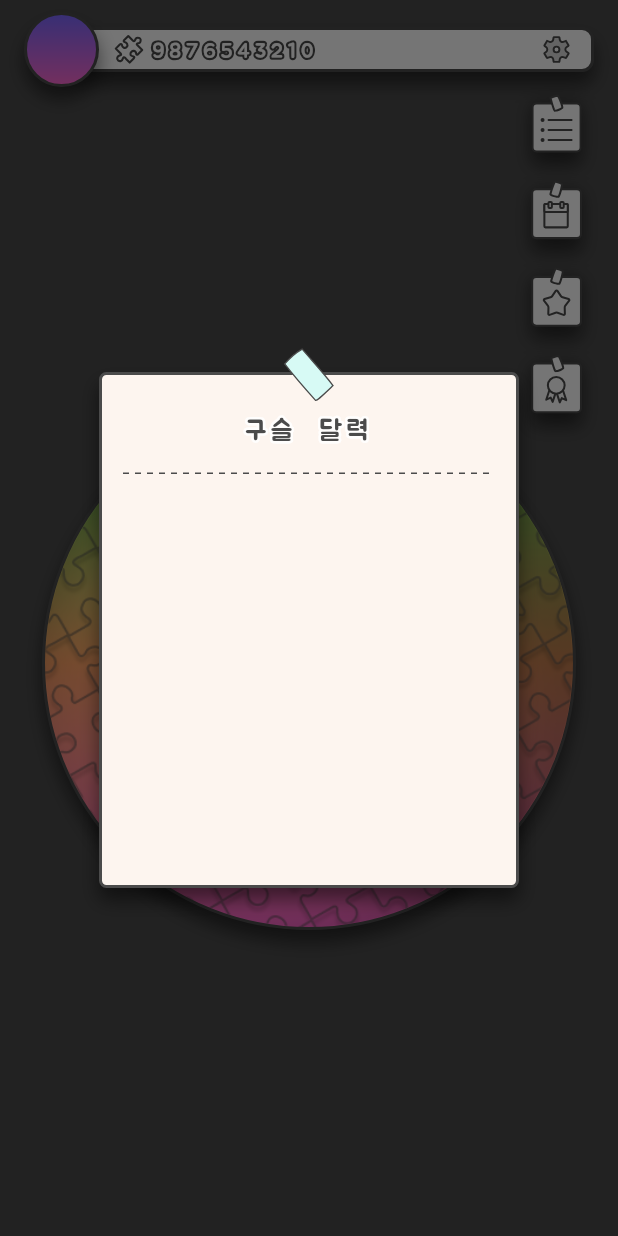
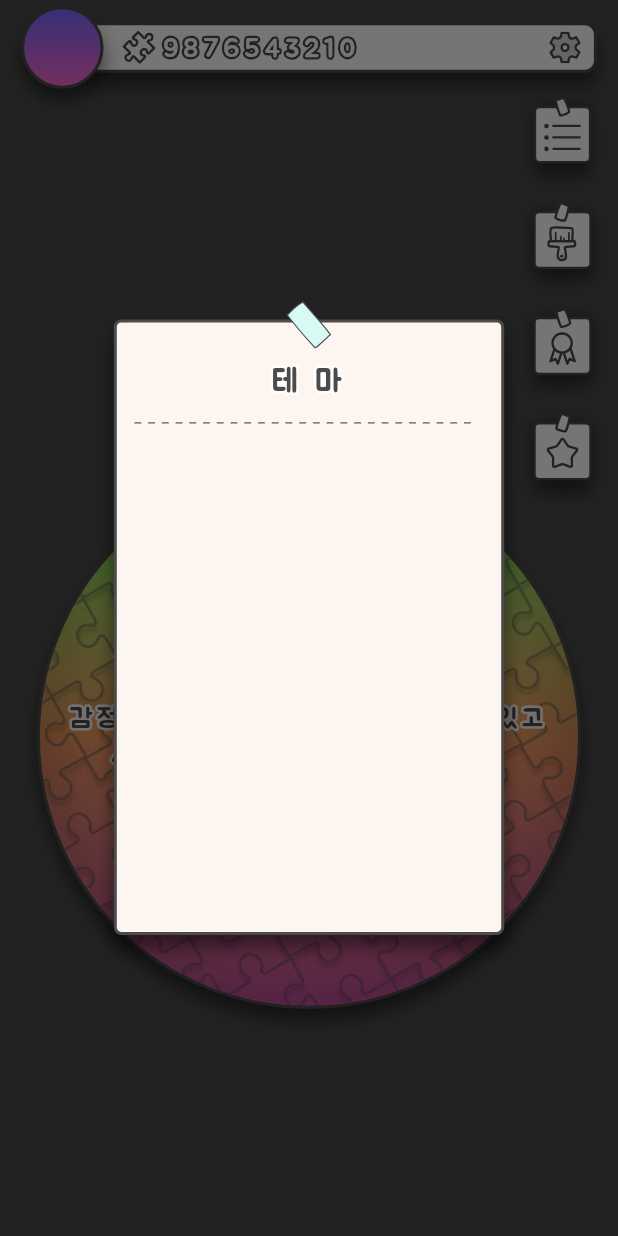
Before and after one commit to lisy0123/puzzleeys_secret_letter, a Flutter app: the screen it shows after launch, after a tap on an icon or button, on a phone screen of 412 x 824 dp. Run offline on Flutter 3.47's test engine with Material 3 defaults, Android fonts, the phone set to English and light mode, and no system bars; our stand-ins replace flutter_screenutil, flutter_svg.

Commit message:
UI Optimization with ScreenUtil

```diff
--- a/lib/component/var_setting.dart
+++ b/lib/component/var_setting.dart
@@ -16,4 +16,13 @@ class VarSetting {
     ColorSetting.colorPink,
   ];
 
+  static const Map<String, String> iconNameLists = {
+    "setting": "설 정",
+    "0": "공 지",
+    "1": "테 마",
+    "2": "업 적",
+    "3": "상 점",
+    "": "감정 퍼즐 구슬",
+  };
+
 }
--- a/lib/main.dart
+++ b/lib/main.dart
@@ -1,9 +1,13 @@
 import 'package:flutter/material.dart';
 import 'package:flutter/services.dart';
+import 'package:flutter_screenutil/flutter_screenutil.dart';
 import 'package:puzzleeys_secret_letter/styles/theme_setting.dart';
 import 'package:puzzleeys_secret_letter/screens/home/home_screen.dart';
 
-void main() {
+void main() async {
+  WidgetsFlutterBinding.ensureInitialized();
+  await SystemChrome.setPreferredOrientations([DeviceOrientation.portraitUp]);
+
   runApp(const MyApp());
 }
 
@@ -12,11 +16,15 @@ class MyApp extends StatelessWidget {
 
   @override
   Widget build(BuildContext context) {
-    SystemChrome.setPreferredOrientations([DeviceOrientation.portraitUp]);
 
-    return MaterialApp(
-      theme: ThemeSetting.themeSetting(),
-      home: HomeScreen(),
+    return ScreenUtilInit(
+      designSize: Size(2340, 1080),
+      builder: (context, child) {
+        return MaterialApp(
+          theme: ThemeSetting.themeSetting(),
+          home: HomeScreen(),
+        );
+      },
     );
   }
 }
--- a/lib/screens/home/home_screen.dart
+++ b/lib/screens/home/home_screen.dart
@@ -1,4 +1,5 @@
 import 'package:flutter/material.dart';
+import 'package:flutter_screenutil/flutter_screenutil.dart';
 import 'package:puzzleeys_secret_letter/styles/color_setting.dart';
 import 'package:puzzleeys_secret_letter/screens/home/world_puzzle_bead.dart';
 import 'package:puzzleeys_secret_letter/screens/home/home_status_bar.dart';
@@ -17,7 +18,7 @@ class HomeScreen extends StatelessWidget {
           SafeArea(
             child: Column(
               children: [
-                SizedBox(height: 8.0),
+                SizedBox(height: 24.0.w),
                 HomeStatusBar(),
                 _buildIcons(context),
               ],
@@ -31,7 +32,7 @@ class HomeScreen extends StatelessWidget {
   Widget _buildIcons(BuildContext context) {
     return Container(
       alignment: Alignment.centerRight,
-      margin: const EdgeInsets.only(top: 4.0, right: 24.0),
+      margin: EdgeInsets.only(top: 24.0.w, right: 100.0.w),
       child: Column(
         crossAxisAlignment: CrossAxisAlignment.center,
         mainAxisAlignment: MainAxisAlignment.spaceBetween,
@@ -40,7 +41,7 @@ class HomeScreen extends StatelessWidget {
             return Column(
               children: [
                 HomeButton(iconName: index.toString()),
-                const SizedBox(height: 18.0),
+                SizedBox(height: 140.0.w),
               ],
             );
           }),
--- a/lib/screens/home/home_status_bar.dart
+++ b/lib/screens/home/home_status_bar.dart
@@ -1,5 +1,6 @@
 import 'package:flutter/material.dart';
 import 'package:flutter_svg/flutter_svg.dart';
+import 'package:flutter_screenutil/flutter_screenutil.dart';
 import 'package:puzzleeys_secret_letter/widgets/box_decoration_setting.dart';
 import 'package:puzzleeys_secret_letter/component/var_setting.dart';
 import 'package:puzzleeys_secret_letter/widgets/home_button.dart';
@@ -24,8 +25,8 @@ class HomeStatusBar extends StatelessWidget {
   Widget _buildMainBarBox(BuildContext context) {
     return Container(
       width: MediaQuery.of(context).size.width,
-      height: 30.0,
-      margin: const EdgeInsets.only(left: 50.0, right: 16.0, top: 10.0),
+      height: 44.0.h,
+      margin: EdgeInsets.only(left: 300.0.w, right: 80.0.w, top: 14.0.h),
       decoration: BoxDecorationSetting.boxDecorationShadowBorder(),
     );
   }
@@ -57,20 +58,20 @@ class HomeStatusBar extends StatelessWidget {
         GestureDetector(
           onTap: () => HomeButton().onTap(context),
           child: Container(
-            margin: const EdgeInsets.only(left: 16.0),
-            width: 50.0,
-            height: 50.0,
+            margin: EdgeInsets.only(left: 80.0.w),
+            width: 72.0.h,
+            height: 72.0.h,
             decoration: BoxDecorationSetting.boxDecorationPuzzleBead(
               gradientColors: myGradientColors,
             ),
           ),
         ),
-        const SizedBox(width: 10.0),
+        SizedBox(width: 16.0.h),
         SvgPicture.asset(
           'assets/imgs/bar_puzzle.svg',
-          height: 20.0,
+          height: 30.0.h,
         ),
-        const SizedBox(width: 4.0),
+        SizedBox(width: 4.0.h),
         TextSetting.textPuzzleNums(
           puzzleNums: VarSetting.puzzleNums,
           context: context,
--- a/lib/screens/home/world_puzzle_bead.dart
+++ b/lib/screens/home/world_puzzle_bead.dart
@@ -1,4 +1,5 @@
 import 'package:flutter/material.dart';
+import 'package:flutter_screenutil/flutter_screenutil.dart';
 import 'package:puzzleeys_secret_letter/screens/puzzle/puzzle_screen.dart';
 import 'package:puzzleeys_secret_letter/widgets/box_decoration_setting.dart';
 import 'package:puzzleeys_secret_letter/component/var_setting.dart';
@@ -27,11 +28,11 @@ class WorldPuzzleBead extends StatelessWidget {
     required List<Color> gradientColors,
     required BuildContext context,
   }) {
-    final double beadSize = MediaQuery.of(context).size.width - 56.0;
+    final double beadSize = MediaQuery.of(context).size.width - 280.0.w;
 
     return Container(
       alignment: Alignment.center,
-      margin: const EdgeInsets.only(top: 60.0),
+      margin: EdgeInsets.only(top: 900.0.w),
       width: beadSize,
       height: beadSize,
       decoration: BoxDecorationSetting.boxDecorationPuzzleBead(
--- a/lib/screens/puzzle/puzzle_global_screen.dart
+++ b/lib/screens/puzzle/puzzle_global_screen.dart
@@ -1,4 +1,5 @@
 import 'package:flutter/material.dart';
+import 'package:flutter_screenutil/flutter_screenutil.dart';
 
 class PuzzleGlobalScreen extends StatefulWidget {
   const PuzzleGlobalScreen({super.key});
@@ -34,7 +35,7 @@ class _PuzzleGlobalScreenState extends State<PuzzleGlobalScreen> {
               offset: offset,
               child: Icon(
                 Icons.favorite,
-                size: 50.0,
+                size: 80.0.h,
               ),
             ),
           ],
--- a/lib/screens/puzzle/puzzle_icons.dart
+++ b/lib/screens/puzzle/puzzle_icons.dart
@@ -1,5 +1,6 @@
 import 'package:flutter/material.dart';
 import 'package:flutter_svg/svg.dart';
+import 'package:flutter_screenutil/flutter_screenutil.dart';
 import 'package:puzzleeys_secret_letter/styles/color_setting.dart';
 import 'package:puzzleeys_secret_letter/widgets/box_decoration_setting.dart';
 
@@ -17,7 +18,7 @@ class PuzzleIcons extends StatelessWidget {
   Widget build(BuildContext context) {
     return Container(
       alignment: Alignment.centerLeft,
-      margin: const EdgeInsets.only(top: 4.0, left: 70.0),
+      margin: EdgeInsets.only(top: 24.0.w, left: 400.0.w),
       child: Stack(
         children: [
           _buildBackGround(),
@@ -32,7 +33,7 @@ class PuzzleIcons extends StatelessWidget {
       decoration: BoxDecorationSetting.boxDecorationIcon(),
       child: SvgPicture.asset(
         'assets/imgs/navigation_bar.svg',
-        height: 48.0,
+        height: 66.0.h,
       ),
     );
   }
@@ -42,23 +43,23 @@ class PuzzleIcons extends StatelessWidget {
       onTap: () => Navigator.pop(context),
       child: SvgPicture.asset(
         'assets/imgs/icon_home.svg',
-        height: 22.0,
+        height: 30.0.h,
       ),
     );
   }
 
   Widget _buildIconRow(BuildContext context) {
-    const List<double> iconHeight = [22.0, 24.0, 28.0];
+    final List<double> iconHeight = [30.0.h, 32.0.h, 34.0.h];
 
     return Container(
-      margin: const EdgeInsets.only(top: 14.0, left: 14.0),
+      margin: EdgeInsets.only(top: 22.0.h, left: 20.0.h),
       child: Row(
         children: [
           _buildHomeButton(context),
           ...List.generate(iconHeight.length, (index) {
             return Row(
               children: [
-                const SizedBox(width: 22.0),
+                SizedBox(width: 30.0.h),
                 _buildIconButton(
                   index: index,
                   iconHeight: iconHeight[index],
--- a/lib/screens/puzzle/puzzle_screen.dart
+++ b/lib/screens/puzzle/puzzle_screen.dart
@@ -1,4 +1,5 @@
 import 'package:flutter/material.dart';
+import 'package:flutter_screenutil/flutter_screenutil.dart';
 import 'package:puzzleeys_secret_letter/screens/home/home_status_bar.dart';
 import 'package:puzzleeys_secret_letter/screens/puzzle/puzzle_icons.dart';
 import 'package:puzzleeys_secret_letter/screens/puzzle/puzzle_personal_screen.dart';
@@ -57,7 +58,7 @@ class _PuzzleScreenState extends State<PuzzleScreen>
                   top: true,
                   child: Column(
                     children: [
-                      SizedBox(height: 8.0),
+                      SizedBox(height: 24.0.w),
                       HomeStatusBar(),
                       PuzzleIcons(
                         currentIndex: _controller.index,
--- a/lib/styles/theme_setting.dart
+++ b/lib/styles/theme_setting.dart
@@ -1,13 +1,14 @@
 import 'package:flutter/material.dart';
+import 'package:flutter_screenutil/flutter_screenutil.dart';
 import 'package:puzzleeys_secret_letter/styles/color_setting.dart';
 
 class ThemeSetting {
   static TextStyle _textMain({
     Color textColor = ColorSetting.colorBase,
-    double fontSize = 14.0,
+    double fontSize = 100.0,
   }) {
     return TextStyle(
-      fontSize: fontSize,
+      fontSize: fontSize.w,
       letterSpacing: 3,
       height: 1.5,
       color: textColor,
@@ -16,10 +17,10 @@ class ThemeSetting {
 
   static TextStyle _textMainStroke({
     Color textColor = ColorSetting.colorWhite,
-    double fontSize = 14.0,
+    double fontSize = 100.0,
   }) {
     return _textMain(textColor: textColor).copyWith(
-        fontSize: fontSize,
+        fontSize: fontSize.w,
         fontWeight: FontWeight.w900,
         foreground: Paint()
           ..style = PaintingStyle.stroke
@@ -39,8 +40,8 @@ class ThemeSetting {
         headlineMedium: _textMain(),
         labelLarge: _textMainStroke(textColor: ColorSetting.colorBase),
         labelMedium: _textMain(textColor: ColorSetting.colorWhite),
-        titleLarge: _textMainStroke(fontSize: 18.0),
-        titleMedium: _textMain(fontSize: 18.0),
+        titleLarge: _textMainStroke(fontSize: 120.0),
+        titleMedium: _textMain(fontSize: 120.0),
       ),
     );
   }
--- a/lib/widgets/dotted_divider.dart
+++ b/lib/widgets/dotted_divider.dart
@@ -11,12 +11,12 @@ class DottedDivider extends StatelessWidget {
 
   const DottedDivider({
     super.key,
-    this.dashWidth = 4.0,
-    this.dashSpace = 4.0,
+    required this.dashWidth,
+    required this.dashSpace,
     this.color = ColorSetting.colorBase,
-    this.thickness = 1.0,
+    required this.thickness,
     this.axis = Axis.horizontal,
-    this.padding = 16.0,
+    required this.padding,
   });
 
   @override
--- a/lib/widgets/home_button.dart
+++ b/lib/widgets/home_button.dart
@@ -1,5 +1,7 @@
 import 'package:flutter/material.dart';
 import 'package:flutter_svg/flutter_svg.dart';
+import 'package:flutter_screenutil/flutter_screenutil.dart';
+import 'package:puzzleeys_secret_letter/component/var_setting.dart';
 import 'package:puzzleeys_secret_letter/widgets/box_decoration_setting.dart';
 import 'package:puzzleeys_secret_letter/widgets/dotted_divider.dart';
 import 'package:puzzleeys_secret_letter/widgets/text_setting.dart';
@@ -23,10 +25,10 @@ class HomeButton extends StatelessWidget {
   Widget _build() {
     if (iconName == 'setting') {
       return Container(
-        margin: const EdgeInsets.only(right: 32.0),
+        margin: EdgeInsets.only(right: 140.0.w),
         child: SvgPicture.asset(
           'assets/imgs/icon_setting.svg',
-          height: 18.0,
+          height: 28.0.h,
         ),
       );
     } else {
@@ -34,7 +36,7 @@ class HomeButton extends StatelessWidget {
         decoration: BoxDecorationSetting.boxDecorationIcon(),
         child: SvgPicture.asset(
           'assets/imgs/icon_home_$iconName.svg',
-          height: 40.0,
+          height: 260.0.w,
         ),
       );
     }
@@ -46,10 +48,9 @@ class HomeButton extends StatelessWidget {
       builder: (_) {
         return AlertDialog(
           backgroundColor: Colors.transparent,
-          contentPadding: EdgeInsets.zero,
+          contentPadding: EdgeInsets.only(right: 56.0.w, left: 56.0.w),
           content: SizedBox(
-            height: (iconName == "setting" || iconName == "") ? 440.0 : 360.0,
-            width: iconName == "" ? 400.0 : 260.0,
+            height: (iconName == "setting") ? 3000.0.w : 2400.0.w,
             child: Stack(
               alignment: Alignment.topCenter,
               children: _drawContent(context),
@@ -64,40 +65,34 @@ class HomeButton extends StatelessWidget {
   List<Widget> _drawContent(BuildContext context) {
     return ([
       Container(
-        margin: const EdgeInsets.only(top: 16.0),
+        margin: EdgeInsets.only(top: 16.0.h),
         decoration: BoxDecorationSetting.boxDecorationHomeAlertDialog(),
       ),
       SvgPicture.asset(
         'assets/imgs/background_tape.svg',
-        height: 36.0,
+        height: 42.0.h,
       ),
       _drawContentTitle(context),
     ]);
   }
 
   Widget _drawContentTitle(BuildContext context) {
-    const Map<String, String> iconNameLists = {
-      "setting": "설 정",
-      "0": "공 지",
-      "1": "구슬  달력",
-      "2": "상 점",
-      "3": "업 적",
-      "": "감정 퍼즐 구슬",
-    };
-
     return Column(
-      mainAxisAlignment: MainAxisAlignment.start,
-      crossAxisAlignment: CrossAxisAlignment.center,
       children: [
-        const SizedBox(height: 40.0),
+        SizedBox(height: 48.0.h),
         Container(
           child: TextSetting.textIconTitle(
-            text: iconNameLists[iconName],
+            text: VarSetting.iconNameLists[iconName],
             context: context,
           ),
         ),
-        const SizedBox(height: 16.0),
-        const DottedDivider(),
+        SizedBox(height: 16.0.h),
+        DottedDivider(
+          dashWidth: 6.0.h,
+          dashSpace: 6.0.h,
+          thickness: 1.0.h,
+          padding: 18.0.h,
+        ),
       ],
     );
   }
--- a/pubspec.yaml
+++ b/pubspec.yaml
@@ -37,6 +37,7 @@ dependencies:
   cupertino_icons: ^1.0.8
   flutter_native_splash: ^2.4.3
   flutter_svg: ^2.0.15
+  flutter_screenutil: ^5.9.3
 
 dev_dependencies:
   flutter_test:
```
Also changed, not shown: assets/imgs/icon_home_1.svg, assets/imgs/icon_home_2.svg, assets/imgs/icon_home_3.svg, assets/imgs/puzzle_pattern.png, pubspec.lock, 3 other files.
